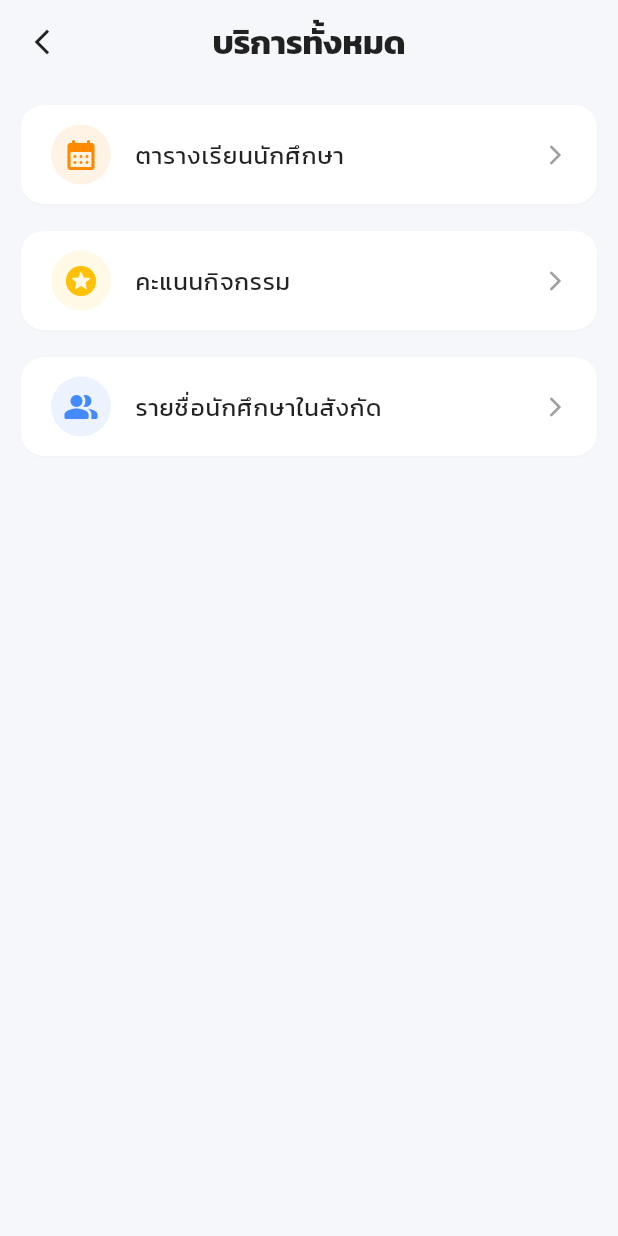
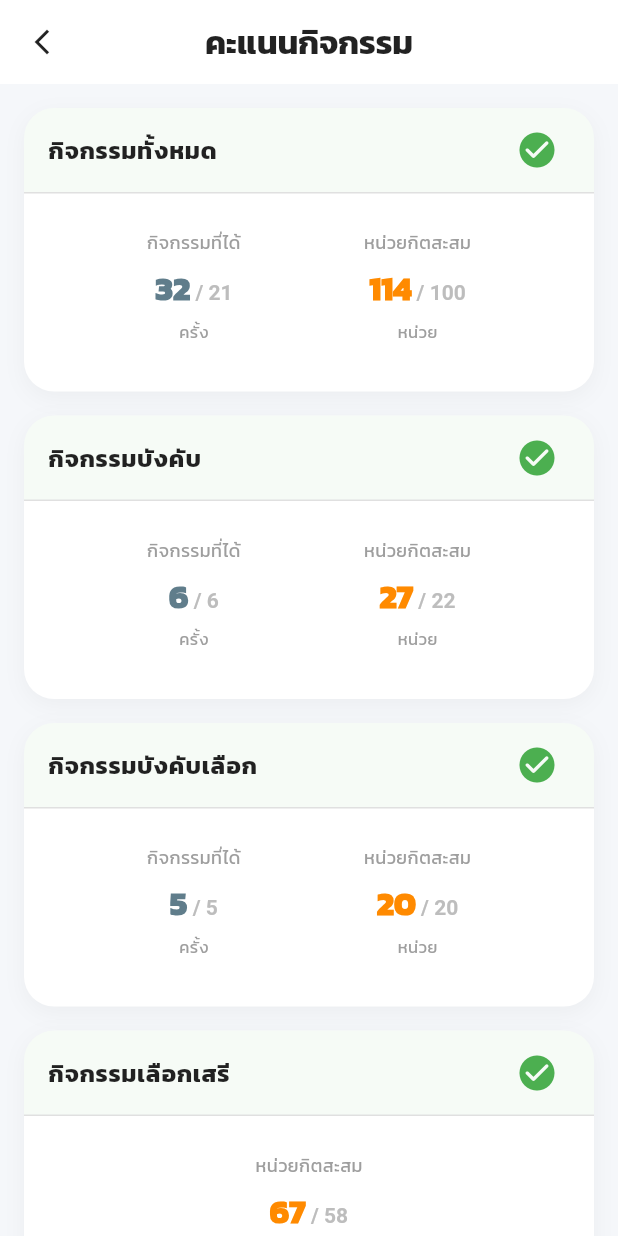
Before and after one commit to TdotShare/mb_rmuti_profile_demo, a Flutter app: the ServiceAccessPage screen opened by its route, after a tap on "คะแนนกิจกรรม", on a phone screen of 412 x 824 dp. Run offline on Flutter 3.47's test engine with Material 3 defaults, Android fonts, the phone set to English and light mode, and no system bars; our stand-ins replace barcode_widget, dio, flutter_riverpod, shared_preferences, webview_flutter; accounts and stored records are empty.

Commit message:
[edit] add page ActivityScore

```diff
--- /dev/null
+++ b/lib/features/activity_score/data/models/activity_type.dart
@@ -0,0 +1,95 @@
+// --- 1. Model ตามโครงสร้าง data.json ---
+class ActivityCategoryResult {
+  final String categoryShotName;
+  final String participateAll;
+  final int eachAreaResults; // 1 = ผ่าน
+
+  ActivityCategoryResult({
+    required this.categoryShotName,
+    required this.participateAll,
+    required this.eachAreaResults,
+  });
+}
+
+class ActivityType {
+  final String freeTypeName;
+  final String countActivity; // กิจกรรมที่เข้าร่วมแล้ว
+  final String unitActivity; // หน่วยกิตที่ได้แล้ว
+  final String rUnit; // ต้องการอีกกี่หน่วยกิต
+  final String rAct; // ต้องเข้าอีกกี่กิจกรรม
+  final int participationResult; // 1 = ผ่าน
+  final List<ActivityCategoryResult>? summaryResults;
+
+  ActivityType({
+    required this.freeTypeName,
+    required this.countActivity,
+    required this.unitActivity,
+    required this.rUnit,
+    required this.rAct,
+    required this.participationResult,
+    this.summaryResults,
+  });
+}
+
+// --- 2. ข้อมูล Mockup (ดึงจาก data.json ที่คุณให้มา) ---
+final List<ActivityType> mockupActivityData = [
+  ActivityType(
+    freeTypeName: "กิจกรรมทั้งหมด",
+    countActivity: "32",
+    unitActivity: "114",
+    rUnit: "100",
+    rAct: "21",
+    participationResult: 1,
+  ),
+  ActivityType(
+    freeTypeName: "กิจกรรมบังคับ",
+    countActivity: "6",
+    unitActivity: "27",
+    rUnit: "22",
+    rAct: "6",
+    participationResult: 1,
+  ),
+  ActivityType(
+    freeTypeName: "กิจกรรมบังคับเลือก",
+    countActivity: "5",
+    unitActivity: "20",
+    rUnit: "20",
+    rAct: "5",
+    participationResult: 1,
+  ),
+  ActivityType(
+    freeTypeName: "กิจกรรมเลือกเสรี",
+    countActivity: "21",
+    unitActivity: "67",
+    rUnit: "58",
+    rAct: "2",
+    participationResult: 1,
+    summaryResults: [
+      ActivityCategoryResult(
+        categoryShotName: "PD",
+        participateAll: "3",
+        eachAreaResults: 1,
+      ),
+      ActivityCategoryResult(
+        categoryShotName: "HD",
+        participateAll: "5",
+        eachAreaResults: 1,
+      ),
+      ActivityCategoryResult(
+        categoryShotName: "AD",
+        participateAll: "6",
+        eachAreaResults: 1,
+      ),
+      ActivityCategoryResult(
+        categoryShotName: "MD",
+        participateAll: "5",
+        eachAreaResults: 1,
+      ),
+      ActivityCategoryResult(
+        categoryShotName: "CD",
+        participateAll: "7",
+        eachAreaResults: 1,
+      ),
+    ],
+  ),
+];
--- /dev/null
+++ b/lib/features/activity_score/presentation/pages/activity_score_page.dart
@@ -0,0 +1,41 @@
+import 'package:flutter/material.dart';
+import 'package:flutter_riverpod/flutter_riverpod.dart';
+import 'package:mb_rmuti_profile_demo/features/activity_score/data/models/activity_type.dart';
+import 'package:mb_rmuti_profile_demo/features/activity_score/presentation/widgets/activity_card_widget.dart';
+
+class ActivityScorePage extends ConsumerStatefulWidget {
+  const ActivityScorePage({Key? key}) : super(key: key);
+
+  @override
+  _ActivityScorePageState createState() => _ActivityScorePageState();
+}
+
+class _ActivityScorePageState extends ConsumerState<ActivityScorePage> {
+  @override
+  Widget build(BuildContext context) {
+    return Scaffold(
+      backgroundColor: const Color(0xFFF5F7FA), // ใช้โทนสีเดียวกับหน้าอื่นที่เราทำ
+      appBar: AppBar(
+        backgroundColor: Colors.white,
+        elevation: 0,
+        scrolledUnderElevation: 0,
+        title: const Text(
+          'คะแนนกิจกรรม',
+          style: TextStyle(fontWeight: FontWeight.bold, color: Colors.black87),
+        ),
+        centerTitle: true,
+        leading: IconButton(
+          icon: const Icon(Icons.arrow_back_ios_new, color: Colors.black87, size: 20),
+          onPressed: () => Navigator.of(context).pop(),
+        ),
+      ),
+      body: ListView.builder(
+        padding: const EdgeInsets.all(16),
+        itemCount: mockupActivityData.length,
+        itemBuilder: (context, index) {
+          return ActivityCardWidget(data: mockupActivityData[index]);
+        },
+      ),
+    );
+  }
+}
--- /dev/null
+++ b/lib/features/activity_score/presentation/widgets/activity_card_widget.dart
@@ -0,0 +1,142 @@
+import 'package:flutter/material.dart';
+import 'package:mb_rmuti_profile_demo/features/activity_score/data/models/activity_type.dart';
+
+class ActivityCardWidget extends StatelessWidget {
+  final ActivityType data;
+
+  const ActivityCardWidget({Key? key, required this.data}) : super(key: key);
+
+  @override
+  Widget build(BuildContext context) {
+    final bool isPass = data.participationResult == 1;
+    final bool hasSummary = data.summaryResults != null && data.summaryResults!.isNotEmpty;
+
+    return Container(
+      margin: const EdgeInsets.only(bottom: 16),
+      decoration: BoxDecoration(
+        color: Colors.white,
+        borderRadius: BorderRadius.circular(20), // มนขึ้นอีกนิดเพื่อความละมุน
+        boxShadow: [
+          BoxShadow(
+            color: Colors.black.withOpacity(0.04),
+            blurRadius: 12,
+            offset: const Offset(0, 4),
+          ),
+        ],
+      ),
+      child: Column(
+        crossAxisAlignment: CrossAxisAlignment.start,
+        children: [
+          // ส่วนหัว: ปรับพื้นหลังตามสถานะ ผ่าน/ไม่ผ่าน จางๆ
+          Container(
+            decoration: BoxDecoration(
+              color: isPass ? Colors.green.withOpacity(0.05) : Colors.orange.withOpacity(0.05),
+              borderRadius: const BorderRadius.only(
+                topLeft: Radius.circular(20),
+                topRight: Radius.circular(20),
+              ),
+            ),
+            child: ListTile(
+              title: Text(
+                data.freeTypeName,
+                style: const TextStyle(fontWeight: FontWeight.bold, fontSize: 16, color: Colors.black87),
+              ),
+              trailing: isPass
+                ? const Icon(Icons.check_circle_rounded, color: Colors.green, size: 28)
+                : const Icon(Icons.info_outline_rounded, color: Colors.orange, size: 28),
+            ),
+          ),
+
+          const Divider(height: 1, color: Colors.black12),
+
+          Padding(
+            padding: const EdgeInsets.symmetric(vertical: 24),
+            child: Row(
+              mainAxisAlignment: MainAxisAlignment.spaceEvenly, // ใช้ Evenly เพื่อให้ระยะห่างสวยกว่า
+              children: [
+                if (!hasSummary)
+                  _buildStatItem("กิจกรรมที่ได้", '${data.countActivity}/${data.rAct}', "ครั้ง", Colors.blueGrey),
+
+                _buildStatItem("หน่วยกิตสะสม", '${data.unitActivity}/${data.rUnit}', "หน่วย", const Color(0xFFFF8A00)),
+              ],
+            ),
+          ),
+
+          if (hasSummary) ...[
+            const Padding(
+              padding: EdgeInsets.symmetric(horizontal: 16),
+              child: Text(
+                "สรุปผลแยกตามด้าน (ครั้ง)",
+                style: TextStyle(fontSize: 12, color: Colors.grey, fontWeight: FontWeight.w600, letterSpacing: 0.5),
+              ),
+            ),
+            Padding(
+              padding: const EdgeInsets.fromLTRB(16, 12, 16, 20),
+              child: Wrap(
+                spacing: 10,
+                runSpacing: 10,
+                children: data.summaryResults!.map<Widget>((res) {
+                  final bool areaPass = res.eachAreaResults == 1;
+                  return _buildAreaChip(res, areaPass, data.rAct);
+                }).toList(),
+              ),
+            ),
+          ],
+          if (!hasSummary) const SizedBox(height: 8),
+        ],
+      ),
+    );
+  }
+
+  // สร้าง Stat Item ให้ดูมีมิติ
+  Widget _buildStatItem(String label, String value, String unit, Color valueColor) {
+    return Column(
+      children: [
+        Text(label, style: const TextStyle(color: Colors.grey, fontSize: 12, fontWeight: FontWeight.w500)),
+        const SizedBox(height: 6),
+        RichText(
+          text: TextSpan(
+            style: TextStyle(fontSize: 22, fontWeight: FontWeight.w900, color: valueColor, fontFamily: 'Kanit'),
+            children: [
+              TextSpan(text: value.split('/')[0]),
+              TextSpan(
+                text: ' / ${value.split('/')[1]}',
+                style: TextStyle(fontSize: 14, color: Colors.grey.shade400, fontWeight: FontWeight.bold)
+              ),
+            ],
+          ),
+        ),
+        const SizedBox(height: 4),
+        Text(unit, style: const TextStyle(color: Colors.grey, fontSize: 11)),
+      ],
+    );
+  }
+
+  // ปรับแต่ง Chip ให้ดูเหมือนป้ายสถานะ
+  Widget _buildAreaChip(dynamic res, bool isPass, String target) {
+    return Container(
+      padding: const EdgeInsets.symmetric(horizontal: 12, vertical: 8),
+      decoration: BoxDecoration(
+        color: isPass ? Colors.green.withOpacity(0.08) : Colors.grey.shade100,
+        borderRadius: BorderRadius.circular(10),
+        border: Border.all(
+          color: isPass ? Colors.green.withOpacity(0.2) : Colors.transparent,
+        ),
+      ),
+      child: Row(
+        mainAxisSize: MainAxisSize.min,
+        children: [
+          Text(
+            res.categoryShotName,
+            style: TextStyle(fontSize: 12, fontWeight: FontWeight.bold, color: isPass ? Colors.green.shade700 : Colors.blueGrey),
+          ),
+          const SizedBox(width: 6),
+          Text(
+            "${res.participateAll} / $target",
+            style: TextStyle(fontSize: 11, color: isPass ? Colors.green.shade600 : Colors.grey),
+          ),
+        ],
+      ),
+    );
+  }
+}
--- a/lib/features/schedule_class/schedule_class_controller.dart
+++ /dev/null
@@ -1,21 +0,0 @@
-import 'package:flutter/material.dart';
-import 'package:flutter_riverpod/flutter_riverpod.dart';
-import 'package:mb_rmuti_profile_demo/routes/app_router.dart';
-import 'package:mb_rmuti_profile_demo/routes/schedule_class_router.dart';
-
-class ScheduleClassController {
-
-  final Ref _ref;
-
-  ScheduleClassController(this._ref);
-
-  //final ScheduleClassRepository _repository = ScheduleClassRepository();
-
-  void btnGoPageScheduleClass(BuildContext context)
-  {
-    AppRouter.push(context, ScheduleClassRouters.scheduleClassFirst);
-  }
-}
-
-
-final scheduleClassControllerProvider = Provider((ref) => ScheduleClassController(ref));
--- a/lib/features/service_access/data/service_access_repository.dart
+++ b/lib/features/service_access/data/service_access_repository.dart
@@ -1,6 +1,6 @@
 import 'package:flutter/material.dart';
 import 'package:flutter_riverpod/flutter_riverpod.dart'; // **1. เพิ่ม Riverpod**
-import 'package:mb_rmuti_profile_demo/routes/app_router.dart';
+import 'package:mb_rmuti_profile_demo/routes/activity_score_router.dart';
 import 'package:mb_rmuti_profile_demo/routes/schedule_class_router.dart';
 
 class ServiceAccessRepository {
@@ -8,10 +8,14 @@ class ServiceAccessRepository {
   ServiceAccessRepository(this._ref);
 
   void onPressedGoToScheduleClass(BuildContext context) async {
-    // ใช้ rootNavigator: true เพื่อให้ Push ทับ Bottom Navigation Bar ทั้งหมด
-    // และเมื่อ Pop กลับมา ระบบจะกลับมาที่หน้า ServiceAccessPage ที่อยู่ใน Tab เดิมอย่างถูกต้อง
     Navigator.of(context, rootNavigator: true).pushNamed(
       ScheduleClassRouters.scheduleClassFirst,
+    );
+  }
+
+    void onPressedGoToActivityScore(BuildContext context) async {
+    Navigator.of(context, rootNavigator: true).pushNamed(
+      ActivityScoreRouters.activityScoreFirst,
     );
   }
 }
--- a/lib/features/service_access/presentation/pages/service_access_page.dart
+++ b/lib/features/service_access/presentation/pages/service_access_page.dart
@@ -53,9 +53,7 @@ class _ServiceAccessPageState extends ConsumerState<ServiceAccessPage> {
                 title: "คะแนนกิจกรรม",
                 icon: Icons.stars_rounded,
                 iconColor: Colors.amber,
-                onTap: () {
-                  // TODO: เพิ่ม logic
-                },
+                onTap: () => _serviceAccessController.onPressedGoToActivityScore(context),
               ),
               const SizedBox(height: 8),
               ServiceAccessItemLabelWidget(
--- a/lib/features/service_access/service_access_controller.dart
+++ b/lib/features/service_access/service_access_controller.dart
@@ -1,7 +1,6 @@
 import 'package:flutter/material.dart';
 import 'package:flutter_riverpod/flutter_riverpod.dart';
-import 'package:mb_rmuti_profile_demo/features/schedule_class/schedule_class_controller.dart';
-
+import 'package:mb_rmuti_profile_demo/features/service_access/data/service_access_repository.dart';
 
 // -------------------
 
@@ -11,11 +10,18 @@ class ServiceAccessController {
   ServiceAccessController(this._ref);
 
   void onPressedGoToScheduleClass(BuildContext context) async {
-    final _repository = _ref.read(scheduleClassControllerProvider);
-    _repository.btnGoPageScheduleClass(context);
+    final _repository = _ref.read(serviceAccessRepositoryProvider);
+    _repository.onPressedGoToScheduleClass(context);
+  }
+
+  void onPressedGoToActivityScore(BuildContext context) async {
+    final _repository = _ref.read(serviceAccessRepositoryProvider);
+    _repository.onPressedGoToActivityScore(context);
   }
 }
 
 // -------------------
 
-final serviceAccessControllerProvider = Provider((ref) => ServiceAccessController(ref));
+final serviceAccessControllerProvider = Provider(
+  (ref) => ServiceAccessController(ref),
+);
--- /dev/null
+++ b/lib/routes/activity_score_router.dart
@@ -0,0 +1,13 @@
+import 'package:flutter/material.dart';
+import 'package:mb_rmuti_profile_demo/features/activity_score/presentation/pages/activity_score_page.dart';
+
+class ActivityScoreRouters {
+  static const String activityScoreFirst = '/activity-score';
+}
+
+
+class ActivityScoreRouter {
+  static final Map<String, WidgetBuilder> routes = {
+    ActivityScoreRouters.activityScoreFirst : (_) => const ActivityScorePage(),
+  };
+}
--- a/lib/routes/app_router.dart
+++ b/lib/routes/app_router.dart
@@ -1,5 +1,6 @@
 // lib/routes/app_router.dart
 import 'package:flutter/material.dart';
+import 'package:mb_rmuti_profile_demo/routes/activity_score_router.dart';
 import 'package:mb_rmuti_profile_demo/routes/auth_router.dart';
 import 'package:mb_rmuti_profile_demo/routes/schedule_class_router.dart';
 import 'package:mb_rmuti_profile_demo/routes/service_access_router.dart';
@@ -9,6 +10,7 @@ class AppRouter {
     ...AuthRouter.routes,
     ...ServiceAccessRouter.routes,
     ...ScheduleClassRouter.routes,
+    ...ActivityScoreRouter.routes,
   };
 
   static Route<dynamic> onGenerateRoute(RouteSettings settings) {
```
